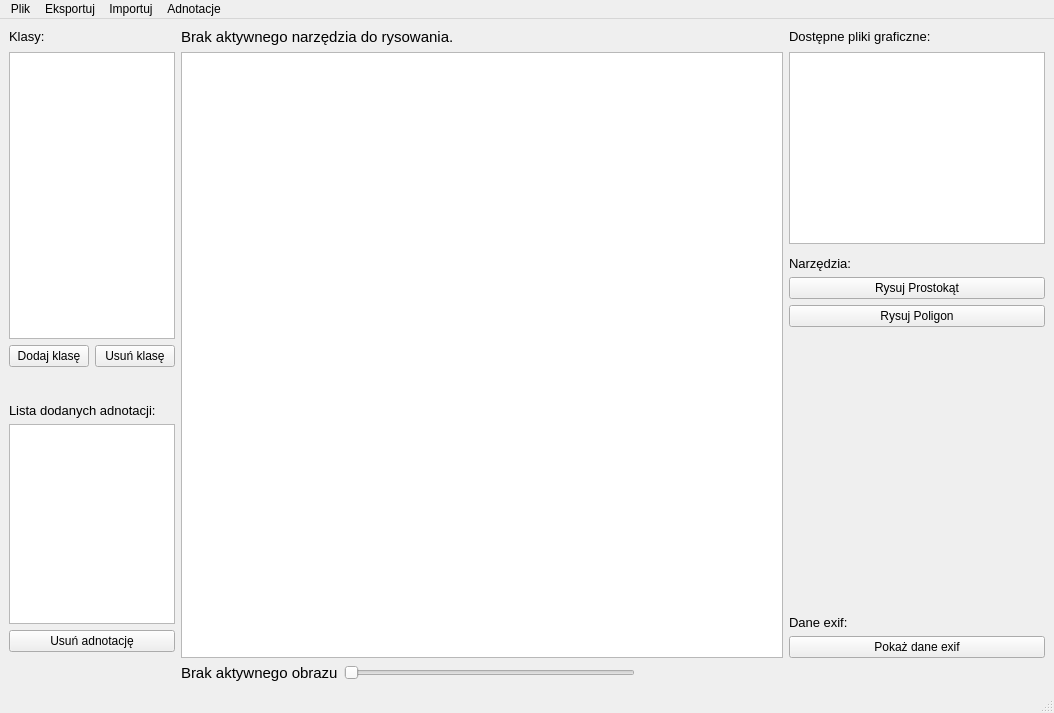
Before: the Qt Designer form mydesign.ui in Daru9799/Projekt_Fotograf_IO, drawn with Qt 5.
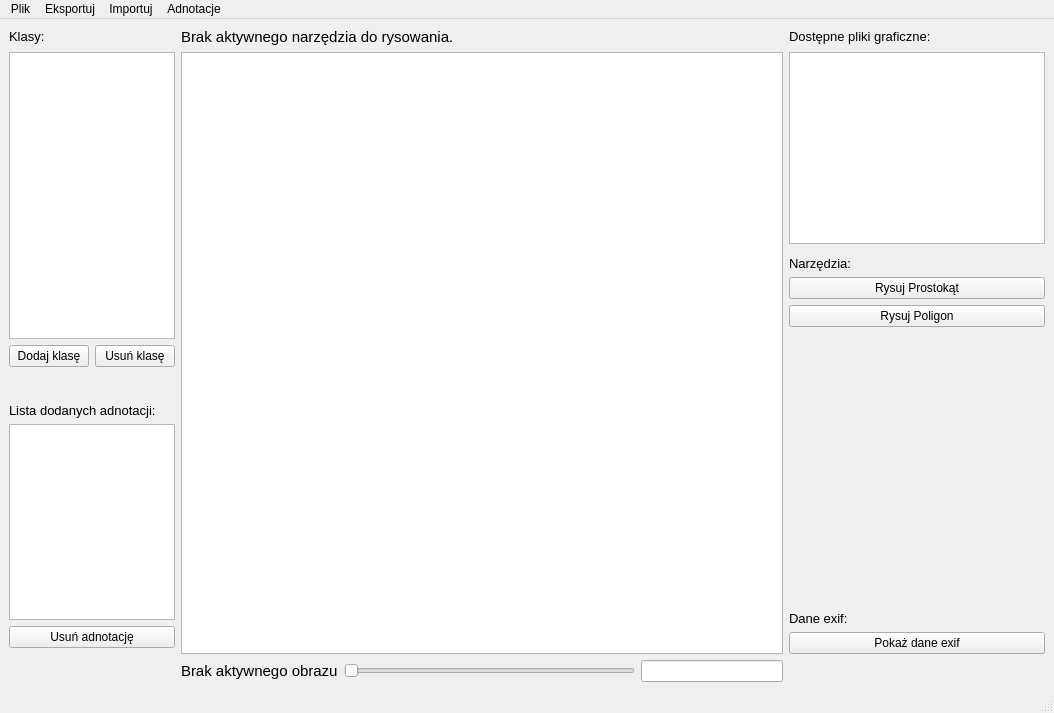
After: the same form once the commit is applied.

```diff
--- a/mydesign.ui
+++ b/mydesign.ui
@@ -332,6 +332,9 @@
       </property>
      </widget>
     </item>
+    <item row="17" column="4">
+     <widget class="QLineEdit" name="zoom_value_widget"/>
+    </item>
    </layout>
   </widget>
   <widget class="QMenuBar" name="menubar">
```
